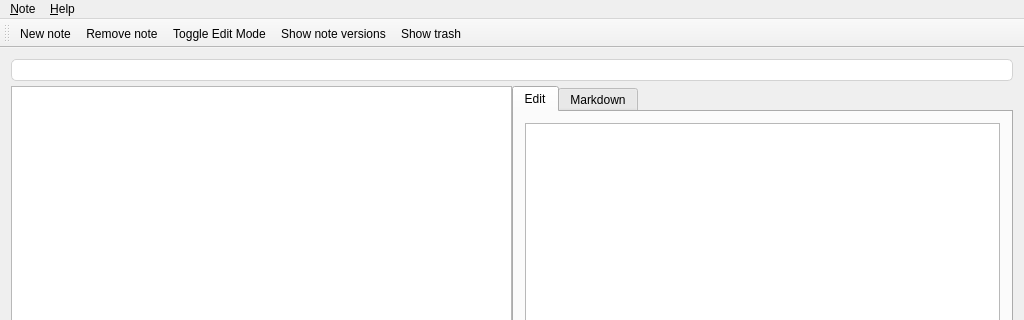
Old version of the form src/mainwindow.ui in the repository pbek/QOwnNotes; both pictures show x 0 to 1024 and y 0 to 320 of the 1024 by 768 pixel window.
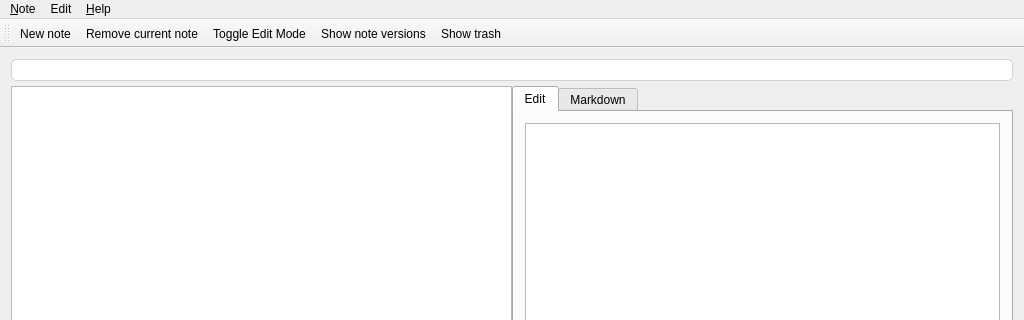
New version of the form. Icons and pictures are not drawn.

Commit message: some menu restructuring and added the ability to select all notes

What changed in the file:
```diff
--- a/src/mainwindow.ui
+++ b/src/mainwindow.ui
@@ -190,7 +190,19 @@
     <addaction name="actionReport_problems_or_ideas"/>
     <addaction name="actionAbout_QOwnNotes"/>
    </widget>
+   <widget class="QMenu" name="menuEdit">
+    <property name="title">
+     <string>Edit</string>
+    </property>
+    <addaction name="action_Remove_note"/>
+    <addaction name="actionShow_versions"/>
+    <addaction name="separator"/>
+    <addaction name="actionToggleEditMode"/>
+    <addaction name="separator"/>
+    <addaction name="actionSelect_all_notes"/>
+   </widget>
    <addaction name="menuQOwnNotes"/>
+   <addaction name="menuEdit"/>
    <addaction name="menu_Help"/>
   </widget>
   <widget class="QToolBar" name="mainToolBar">
@@ -246,7 +258,7 @@
      <normaloff>:/images/breeze/edit-delete.svg</normaloff>:/images/breeze/edit-delete.svg</iconset>
    </property>
    <property name="text">
-    <string>&amp;Remove note</string>
+    <string>&amp;Remove current note</string>
    </property>
    <property name="shortcut">
     <string>Ctrl+R</string>
```
Left out of the diff: 11 changed lines with no effect on the pictures. The commit also changes 3 other files.
